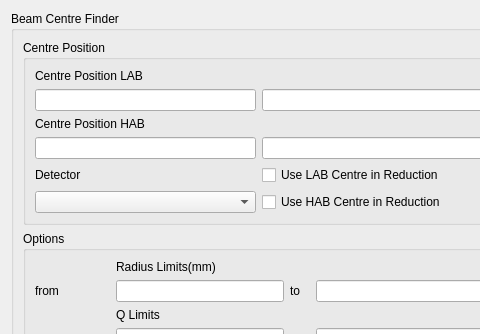
Old version of the form scripts/Interface/ui/sans_isis/beam_centre.ui in the repository mantidproject/mantid; both pictures show x 0 to 480 and y 0 to 334 of the 1015 by 750 pixel window.
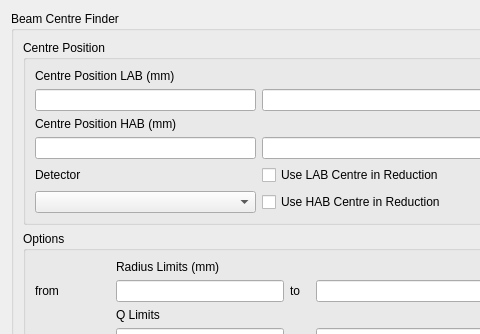
New version of the form.

```diff
--- a/scripts/Interface/ui/sans_isis/beam_centre.ui
+++ b/scripts/Interface/ui/sans_isis/beam_centre.ui
@@ -38,7 +38,7 @@
          <item row="0" column="0">
           <widget class="QLabel" name="lab_centre_label">
            <property name="text">
-            <string>Centre Position LAB</string>
+            <string>Centre Position LAB (mm)</string>
            </property>
           </widget>
          </item>
@@ -55,7 +55,7 @@
          <item row="2" column="0">
           <widget class="QLabel" name="hab_centre_label">
            <property name="text">
-            <string>Centre Position HAB</string>
+            <string>Centre Position HAB (mm)</string>
            </property>
           </widget>
          </item>
@@ -176,7 +176,7 @@
             <string>&lt;html&gt;&lt;head/&gt;&lt;body&gt;&lt;p&gt;The radius limits which will be considered when finding the beam centre.&lt;/p&gt;&lt;/body&gt;&lt;/html&gt;</string>
            </property>
            <property name="text">
-            <string>Radius Limits(mm)</string>
+            <string>Radius Limits (mm)</string>
            </property>
           </widget>
          </item>
```
